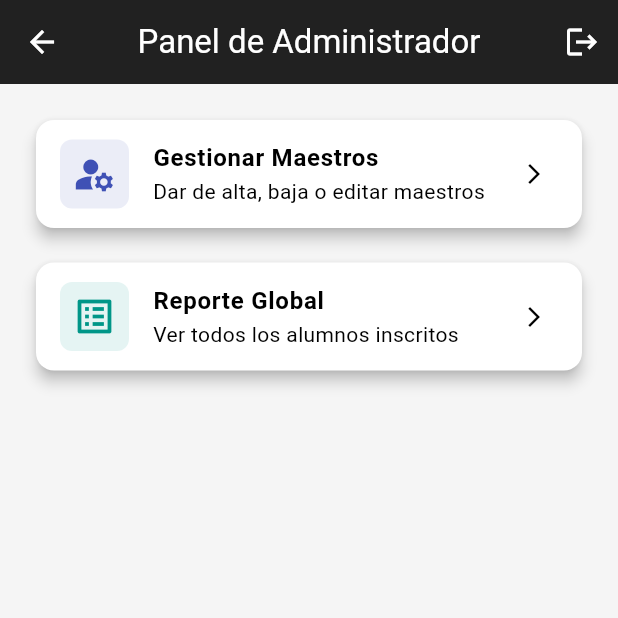
After one commit to Sylblod/cluster_503, a Flutter app: the AdminDashboardScreen screen opened directly, on a phone screen of 412 x 824 dp, the top half of it. The commit adds this screen. Run offline on Flutter 3.47's test engine with Material 3 defaults, Android fonts, the phone set to English and light mode, and no system bars.

Commit message:
feat: login users - User validation - Teacher panel - Administrator panel

```diff
--- a/lib/main.dart
+++ b/lib/main.dart
@@ -2,6 +2,7 @@ import 'package:flutter/material.dart';
 import 'screens/public/home_screen.dart';
 import 'screens/auth/login_screen.dart';
 import 'screens/public/eventos_screen.dart';
+import 'screens/teachers/dashboard_screen.dart';
 
 void main() {
   runApp(const AppCluster503());
@@ -38,13 +39,12 @@ class AppCluster503 extends StatelessWidget {
           ),
         ),
       ),
-
-
       initialRoute: '/',
       routes: {
         '/': (context) => const PublicHomeScreen(),
          '/eventos': (context) => const EventosScreen(),
          '/login': (context) => const LoginScreen(),
+         '/dashboard': (context) => const DashboardScreen(),
       },
     );
   }
--- /dev/null
+++ b/lib/screens/admin/admin_dashboard_screen.dart
@@ -0,0 +1,68 @@
+import 'package:flutter/material.dart';
+
+class AdminDashboardScreen extends StatelessWidget {
+  const AdminDashboardScreen({super.key});
+
+  @override
+  Widget build(BuildContext context) {
+    return Scaffold(
+      appBar: AppBar(
+        title: const Text("Panel de Administrador"),
+        backgroundColor: Colors.black87, // Color oscuro para diferenciar Admin
+        foregroundColor: Colors.white,
+        actions: [
+          IconButton(
+            icon: const Icon(Icons.logout),
+            onPressed: () => Navigator.pushNamedAndRemoveUntil(context, '/', (r) => false),
+          )
+        ],
+      ),
+      body: ListView(
+        padding: const EdgeInsets.all(20),
+        children: [
+          _buildAdminOption(
+            context,
+            icon: Icons.manage_accounts,
+            title: "Gestionar Maestros",
+            subtitle: "Dar de alta, baja o editar maestros",
+            ruta: '/admin_maestros', // Crearemos esta ruta en el siguiente paso
+            color: Colors.indigo,
+          ),
+          const SizedBox(height: 15),
+          _buildAdminOption(
+            context,
+            icon: Icons.list_alt,
+            title: "Reporte Global",
+            subtitle: "Ver todos los alumnos inscritos",
+            ruta: '/admin_reportes', // Pendiente para después
+            color: Colors.teal,
+          ),
+        ],
+      ),
+    );
+  }
+
+  Widget _buildAdminOption(BuildContext context, {required IconData icon, required String title, required String subtitle, required String ruta, required Color color}) {
+    return Card(
+      elevation: 4,
+      child: ListTile(
+        leading: Container(
+          padding: const EdgeInsets.all(8),
+          decoration: BoxDecoration(color: color.withOpacity(0.1), borderRadius: BorderRadius.circular(8)),
+          child: Icon(icon, color: color, size: 30),
+        ),
+        title: Text(title, style: const TextStyle(fontWeight: FontWeight.bold)),
+        subtitle: Text(subtitle),
+        trailing: const Icon(Icons.arrow_forward_ios, size: 16),
+        onTap: () {
+          // Validamos si la ruta existe antes de navegar para evitar errores
+          try {
+            Navigator.pushNamed(context, ruta);
+          } catch (e) {
+            ScaffoldMessenger.of(context).showSnackBar(const SnackBar(content: Text("Módulo en construcción")));
+          }
+        },
+      ),
+    );
+  }
+}
--- a/lib/screens/public/inscripcion_form_screen.dart
+++ b/lib/screens/public/inscripcion_form_screen.dart
@@ -1,5 +1,4 @@
-import 'package:flutter/material.dart';
-import 'package:flutter/services.dart'; // Necesario para forzar mayúsculas
+import 'package:flutter/material.dart'; // Necesario para forzar mayúsculas
 import '../../models/evento_model.dart';
 import '../../services/data_service.dart';
 
@@ -44,7 +43,6 @@ class _InscripcionFormScreenState extends State<InscripcionFormScreen> {
 
   final List<String> _opcionesModalidad = ['Formas', 'Combate', 'Circuito Motriz'];
 
-  // --- LÓGICA DE ENVÍO ---
   void _enviarFormulario() async {
     if (_formKey.currentState!.validate()) {
 
@@ -65,8 +63,6 @@ class _InscripcionFormScreenState extends State<InscripcionFormScreen> {
       }
 
       setState(() => _isLoading = true);
-
-      // Empaquetar datos (JSON)
       final datos = {
         "nombre": _nombreCtrl.text,
         "email": _emailCtrl.text,
```
Also changed, not shown: lib/models/user_model.dart (added, +38 -0 lines), lib/screens/admin/crud_teachers.dart (added, +97 -0 lines), lib/screens/auth/login_screen.dart (+89 -21 lines), lib/screens/teachers/dashboard_screen.dart (added, +40 -0 lines), lib/services/data_service.dart (+33 -2 lines).
